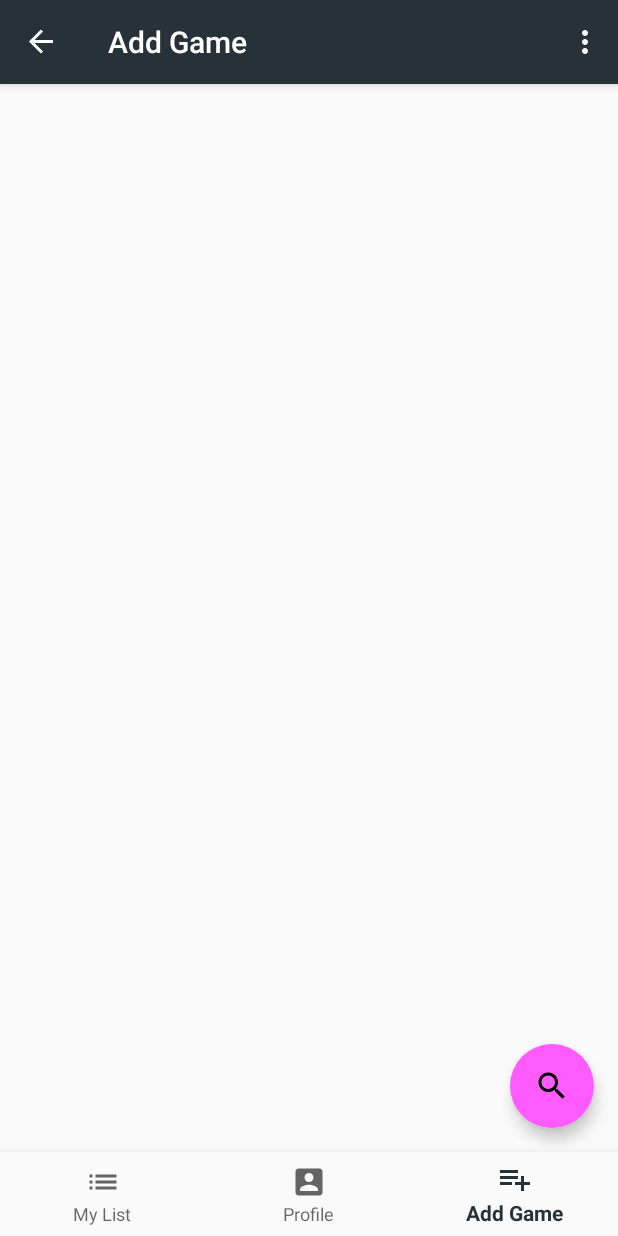
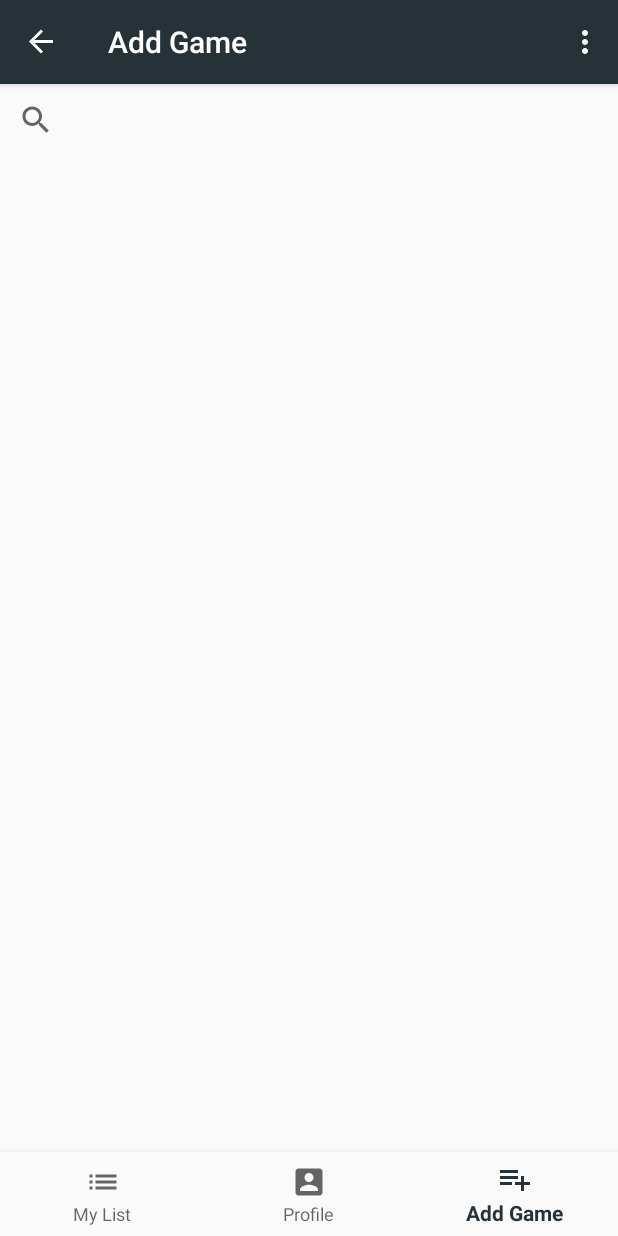
Before and after one commit to Snailedlt/GameLogger, an Android app: the GamesearchFragment screen opened through its navigation route, on a phone screen of 412 x 824 dp. Run offline under Robolectric (Android 15) with nearby library versions, the phone set to English and light mode, and no system bars; our stand-ins replace Firebase (no records; nobody signed in at launch, a user with empty details on screens opened directly), data binding, navigation-ui; pictures from the network do not load; 2 statements that could not run were skipped.

Commit message:
- added searchbar to "Add Game" page

```diff
--- a/app/src/main/java/com/example/gamelogger/ui/gamesearch/GamesearchFragment.kt
+++ b/app/src/main/java/com/example/gamelogger/ui/gamesearch/GamesearchFragment.kt
@@ -4,10 +4,12 @@ import android.os.Bundle
 import android.view.LayoutInflater
 import android.view.View
 import android.view.ViewGroup
+import android.widget.SearchView
 import android.widget.Toast
 import androidx.fragment.app.Fragment
 import androidx.lifecycle.ViewModelProvider
 import androidx.lifecycle.viewModelScope
+import com.example.gamelogger.R
 import com.example.gamelogger.classes.Game
 import com.example.gamelogger.databinding.FragmentGamesearchBinding
 import com.example.gamelogger.ui.mygamelist.GamelistAdapter
@@ -20,6 +22,8 @@ class GamesearchFragment : Fragment() {
     private val viewModel: GamesearchViewModel by lazy {
         ViewModelProvider(this).get(GamesearchViewModel::class.java)
     }
+
+    private lateinit var searchView: SearchView
 
     override fun onCreateView(
         inflater: LayoutInflater,
@@ -35,7 +39,11 @@ class GamesearchFragment : Fragment() {
 
         binding.gamesearchlist.adapter = SearchListAdapter(SearchListAdapter.OnClickListener {
             viewModel.saveGame(it)
+
         })
+
+        searchView = binding.root.findViewById(R.id.searchBar)
+        searchView.setOnClickListener { searchView.isIconified = false }
 
         return binding.root
     }
--- a/app/src/main/res/layout/fragment_gamesearch.xml
+++ b/app/src/main/res/layout/fragment_gamesearch.xml
@@ -8,6 +8,7 @@
             name="viewModel"
             type="com.example.gamelogger.ui.gamesearch.GamesearchViewModel" />
     </data>
+
     <androidx.constraintlayout.widget.ConstraintLayout
         android:id="@+id/gamesearchlistLayout"
         android:layout_width="match_parent"
@@ -15,31 +16,20 @@
         tools:context=".ui.mygamelist.MygamelistFragment"
         android:paddingBottom="?attr/actionBarSize">
 
+
+        <SearchView
+            android:id="@+id/searchBar"
+            android:layout_width="match_parent"
+            android:layout_height="0dp"
+            app:layout_constraintTop_toTopOf="parent"/>
+
         <androidx.recyclerview.widget.RecyclerView
             android:id="@+id/gamesearchlist"
             android:layout_width="match_parent"
             android:layout_height="0dp"
+            app:layoutManager="androidx.recyclerview.widget.LinearLayoutManager"
             app:layout_constraintBottom_toBottomOf="parent"
-            app:layout_constraintTop_toTopOf="parent"
-            app:layoutManager="androidx.recyclerview.widget.LinearLayoutManager"
-            app:searchListData="@{viewModel.gamesearchresults}"
-            />
-
-        <com.google.android.material.floatingactionbutton.FloatingActionButton
-            android:id="@+id/fab"
-            android:layout_width="wrap_content"
-            android:layout_height="wrap_content"
-            android:layout_gravity="end|bottom"
-            android:layout_marginEnd="16dp"
-            android:layout_marginBottom="16dp"
-            android:contentDescription="@string/submit"
-            app:backgroundTint="@color/colorSecondaryLight"
-            app:borderWidth="0dp"
-            android:src="@drawable/ic_baseline_search_24"
-            app:layout_constraintBottom_toBottomOf="parent"
-            app:layout_constraintEnd_toEndOf="parent"
-            tools:ignore="MissingConstraints" />
-
-
+            app:layout_constraintTop_toBottomOf="@+id/searchBar"
+            app:searchListData="@{viewModel.gamesearchresults}" />
     </androidx.constraintlayout.widget.ConstraintLayout>
 </layout>
```
